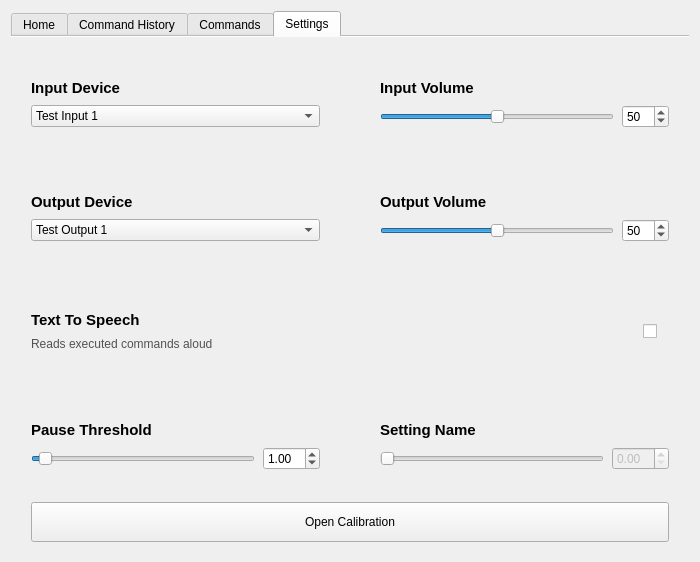
First picture: the form in PyQt-GUIProject/form.ui, repository Notaweedle/Pro100_Voice_rec, before the edit.
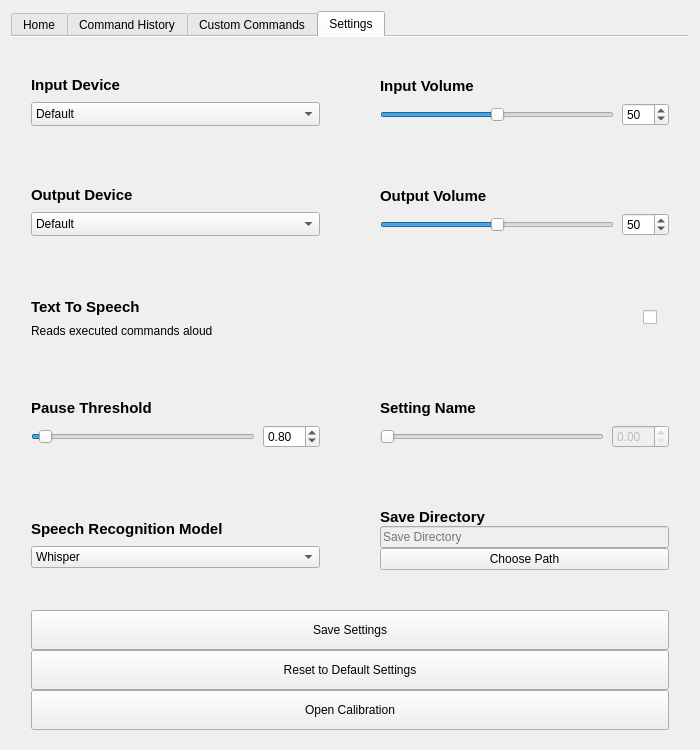
Second picture: the form after the edit. Icons and pictures are not drawn.

The edit to the form file:
```diff
--- a/PyQt-GUIProject/form.ui
+++ b/PyQt-GUIProject/form.ui
@@ -7,7 +7,7 @@
     <x>0</x>
     <y>0</y>
     <width>700</width>
-    <height>562</height>
+    <height>750</height>
    </rect>
   </property>
   <property name="contextMenuPolicy">
@@ -23,18 +23,15 @@
   <property name="windowOpacity">
    <double>1.000000000000000</double>
   </property>
+  <property name="layoutDirection">
+   <enum>Qt::LayoutDirection::LeftToRight</enum>
+  </property>
   <property name="autoFillBackground">
    <bool>false</bool>
   </property>
-  <property name="styleSheet">
-   <string notr="true"/>
-  </property>
   <layout class="QVBoxLayout" name="verticalLayout_11">
    <item>
     <widget class="QTabWidget" name="tabWidget">
-     <property name="styleSheet">
-      <string notr="true"/>
-     </property>
      <property name="tabPosition">
       <enum>QTabWidget::TabPosition::North</enum>
      </property>
@@ -358,7 +355,7 @@
      </widget>
      <widget class="QWidget" name="customCommandsTab">
       <attribute name="title">
-       <string>Commands</string>
+       <string>Custom Commands</string>
       </attribute>
       <layout class="QVBoxLayout" name="verticalLayout_6">
        <item>
@@ -504,7 +501,7 @@
       <attribute name="title">
        <string>Settings</string>
       </attribute>
-      <layout class="QGridLayout" name="gridLayout_3" rowstretch="0,0,0,0,0,0,0" columnstretch="0,0">
+      <layout class="QGridLayout" name="gridLayout_3" rowstretch="0,0,0,0,0,0,0,0,0,0" columnstretch="0,0">
        <property name="leftMargin">
         <number>20</number>
        </property>
@@ -517,38 +514,42 @@
        <property name="verticalSpacing">
         <number>0</number>
        </property>
-       <item row="4" column="0">
-        <layout class="QVBoxLayout" name="verticalLayout_3" stretch="0,0,0,0">
+       <item row="9" column="0" colspan="2">
+        <widget class="QPushButton" name="openCalibrationBtn">
+         <property name="minimumSize">
+          <size>
+           <width>0</width>
+           <height>40</height>
+          </size>
+         </property>
+         <property name="text">
+          <string>Open Calibration</string>
+         </property>
+        </widget>
+       </item>
+       <item row="6" column="0">
+        <layout class="QVBoxLayout" name="verticalLayout_15">
          <property name="spacing">
           <number>8</number>
          </property>
-         <property name="sizeConstraint">
-          <enum>QLayout::SizeConstraint::SetDefaultConstraint</enum>
-         </property>
          <item>
-          <spacer name="verticalSpacer_3">
+          <spacer name="verticalSpacer_17">
            <property name="orientation">
             <enum>Qt::Orientation::Vertical</enum>
            </property>
            <property name="sizeType">
-            <enum>QSizePolicy::Policy::MinimumExpanding</enum>
+            <enum>QSizePolicy::Policy::Expanding</enum>
            </property>
            <property name="sizeHint" stdset="0">
             <size>
              <width>20</width>
-             <height>20</height>
+             <height>30</height>
             </size>
            </property>
           </spacer>
          </item>
          <item>
-          <widget class="QLabel" name="label_3">
-           <property name="sizePolicy">
-            <sizepolicy hsizetype="Preferred" vsizetype="Fixed">
-             <horstretch>0</horstretch>
-             <verstretch>0</verstretch>
-            </sizepolicy>
-           </property>
+          <widget class="QLabel" name="label_14">
            <property name="font">
             <font>
              <pointsize>11</pointsize>
@@ -556,7 +557,7 @@
             </font>
            </property>
            <property name="text">
-            <string>Text To Speech</string>
+            <string>Speech Recognition Model</string>
            </property>
            <property name="alignment">
             <set>Qt::AlignmentFlag::AlignLeading|Qt::AlignmentFlag::AlignLeft|Qt::AlignmentFlag::AlignVCenter</set>
@@ -564,35 +565,151 @@
           </widget>
          </item>
          <item>
-          <widget class="QLabel" name="label_4">
+          <widget class="QComboBox" name="speechModelBox">
+           <item>
+            <property name="text">
+             <string>Whisper</string>
+            </property>
+           </item>
+           <item>
+            <property name="text">
+             <string>Vosk</string>
+            </property>
+           </item>
+           <item>
+            <property name="text">
+             <string>PocketSphinx</string>
+            </property>
+           </item>
+          </widget>
+         </item>
+         <item>
+          <spacer name="verticalSpacer_18">
+           <property name="orientation">
+            <enum>Qt::Orientation::Vertical</enum>
+           </property>
+           <property name="sizeType">
+            <enum>QSizePolicy::Policy::Expanding</enum>
+           </property>
+           <property name="sizeHint" stdset="0">
+            <size>
+             <width>20</width>
+             <height>30</height>
+            </size>
+           </property>
+          </spacer>
+         </item>
+        </layout>
+       </item>
+       <item row="3" column="1">
+        <layout class="QVBoxLayout" name="verticalLayout_10">
+         <property name="spacing">
+          <number>8</number>
+         </property>
+         <property name="sizeConstraint">
+          <enum>QLayout::SizeConstraint::SetDefaultConstraint</enum>
+         </property>
+         <item>
+          <spacer name="verticalSpacer_11">
+           <property name="orientation">
+            <enum>Qt::Orientation::Vertical</enum>
+           </property>
+           <property name="sizeType">
+            <enum>QSizePolicy::Policy::Expanding</enum>
+           </property>
+           <property name="sizeHint" stdset="0">
+            <size>
+             <width>20</width>
+             <height>30</height>
+            </size>
+           </property>
+          </spacer>
+         </item>
+         <item>
+          <widget class="QLabel" name="label_7">
            <property name="sizePolicy">
             <sizepolicy hsizetype="Preferred" vsizetype="Fixed">
              <horstretch>0</horstretch>
              <verstretch>0</verstretch>
             </sizepolicy>
            </property>
-           <property name="styleSheet">
-            <string notr="true">QLabel{
-color: rgb(82, 82, 82);
-}</string>
+           <property name="font">
+            <font>
+             <pointsize>11</pointsize>
+             <bold>true</bold>
+            </font>
            </property>
            <property name="text">
-            <string>Reads executed commands aloud</string>
+            <string>Output Volume</string>
            </property>
           </widget>
          </item>
          <item>
-          <spacer name="verticalSpacer_4">
+          <layout class="QHBoxLayout" name="horizontalLayout_4">
+           <item>
+            <widget class="QSlider" name="outputVolSlider">
+             <property name="sizePolicy">
+              <sizepolicy hsizetype="Expanding" vsizetype="Fixed">
+               <horstretch>0</horstretch>
+               <verstretch>0</verstretch>
+              </sizepolicy>
+             </property>
+             <property name="minimumSize">
+              <size>
+               <width>50</width>
+               <height>0</height>
+              </size>
+             </property>
+             <property name="maximum">
+              <number>100</number>
+             </property>
+             <property name="singleStep">
+              <number>1</number>
+             </property>
+             <property name="pageStep">
+              <number>10</number>
+             </property>
+             <property name="sliderPosition">
+              <number>50</number>
+             </property>
+             <property name="orientation">
+              <enum>Qt::Orientation::Horizontal</enum>
+             </property>
+             <property name="tickPosition">
+              <enum>QSlider::TickPosition::NoTicks</enum>
+             </property>
+             <property name="tickInterval">
+              <number>10</number>
+             </property>
+            </widget>
+           </item>
+           <item>
+            <widget class="QDoubleSpinBox" name="outputVolSpinBox">
+             <property name="decimals">
+              <number>0</number>
+             </property>
+             <property name="maximum">
+              <double>100.000000000000000</double>
+             </property>
+             <property name="value">
+              <double>50.000000000000000</double>
+             </property>
+            </widget>
+           </item>
+          </layout>
+         </item>
+         <item>
+          <spacer name="verticalSpacer_12">
            <property name="orientation">
             <enum>Qt::Orientation::Vertical</enum>
            </property>
            <property name="sizeType">
-            <enum>QSizePolicy::Policy::MinimumExpanding</enum>
+            <enum>QSizePolicy::Policy::Expanding</enum>
            </property>
            <property name="sizeHint" stdset="0">
             <size>
              <width>20</width>
-             <height>20</height>
+             <height>30</height>
             </size>
            </property>
           </spacer>
@@ -613,7 +730,7 @@
             <enum>Qt::Orientation::Vertical</enum>
            </property>
            <property name="sizeType">
-            <enum>QSizePolicy::Policy::MinimumExpanding</enum>
+            <enum>QSizePolicy::Policy::Expanding</enum>
            </property>
            <property name="sizeHint" stdset="0">
             <size>
@@ -687,7 +804,7 @@
             <enum>Qt::Orientation::Vertical</enum>
            </property>
            <property name="sizeType">
-            <enum>QSizePolicy::Policy::MinimumExpanding</enum>
+            <enum>QSizePolicy::Policy::Expanding</enum>
            </property>
            <property name="sizeHint" stdset="0">
             <size>
@@ -699,215 +816,6 @@
          </item>
         </layout>
        </item>
-       <item row="0" column="0">
-        <layout class="QVBoxLayout" name="verticalLayout_5">
-         <property name="spacing">
-          <number>8</number>
-         </property>
-         <item>
-          <spacer name="verticalSpacer_13">
-           <property name="orientation">
-            <enum>Qt::Orientation::Vertical</enum>
-           </property>
-           <property name="sizeType">
-            <enum>QSizePolicy::Policy::MinimumExpanding</enum>
-           </property>
-           <property name="sizeHint" stdset="0">
-            <size>
-             <width>20</width>
-             <height>30</height>
-            </size>
-           </property>
-          </spacer>
-         </item>
-         <item>
-          <widget class="QLabel" name="label_9">
-           <property name="sizePolicy">
-            <sizepolicy hsizetype="Preferred" vsizetype="Fixed">
-             <horstretch>0</horstretch>
-             <verstretch>0</verstretch>
-            </sizepolicy>
-           </property>
-           <property name="font">
-            <font>
-             <pointsize>11</pointsize>
-             <bold>true</bold>
-            </font>
-           </property>
-           <property name="text">
-            <string>Input Device</string>
-           </property>
-          </widget>
-         </item>
-         <item>
-          <widget class="QComboBox" name="inputDeviceBox">
-           <property name="currentText">
-            <string>Test Input 1</string>
-           </property>
-           <item>
-            <property name="text">
-             <string>Test Input 1</string>
-            </property>
-           </item>
-           <item>
-            <property name="text">
-             <string>Test Input 2</string>
-            </property>
-           </item>
-          </widget>
-         </item>
-         <item>
-          <spacer name="verticalSpacer_14">
-           <property name="orientation">
-            <enum>Qt::Orientation::Vertical</enum>
-           </property>
-           <property name="sizeType">
-            <enum>QSizePolicy::Policy::MinimumExpanding</enum>
-           </property>
-           <property name="sizeHint" stdset="0">
-            <size>
-             <width>20</width>
-             <height>30</height>
-            </size>
-           </property>
-          </spacer>
-         </item>
-        </layout>
-       </item>
-       <item row="0" column="1">
-        <layout class="QVBoxLayout" name="verticalLayout_7">
-         <property name="spacing">
-          <number>8</number>
-         </property>
-         <property name="sizeConstraint">
-          <enum>QLayout::SizeConstraint::SetDefaultConstraint</enum>
-         </property>
-         <item>
-          <spacer name="verticalSpacer_9">
-           <property name="orientation">
-            <enum>Qt::Orientation::Vertical</enum>
-           </property>
-           <property name="sizeType">
-            <enum>QSizePolicy::Policy::MinimumExpanding</enum>
-           </property>
-           <property name="sizeHint" stdset="0">
-            <size>
-             <width>20</width>
-             <height>30</height>
-            </size>
-           </property>
-          </spacer>
-         </item>
-         <item>
-          <widget class="QLabel" name="label">
-           <property name="sizePolicy">
-            <sizepolicy hsizetype="Preferred" vsizetype="Fixed">
-             <horstretch>0</horstretch>
-             <verstretch>0</verstretch>
-            </sizepolicy>
-           </property>
-           <property name="font">
-            <font>
-             <pointsize>11</pointsize>
-             <bold>true</bold>
-            </font>
-           </property>
-           <property name="text">
-            <string>Input Volume</string>
-           </property>
-          </widget>
-         </item>
-         <item>
-          <layout class="QHBoxLayout" name="horizontalLayout_6">
-           <item>
-            <widget class="QSlider" name="inputVolSlider">
-             <property name="sizePolicy">
-              <sizepolicy hsizetype="Expanding" vsizetype="Fixed">
-               <horstretch>0</horstretch>
-               <verstretch>0</verstretch>
-              </sizepolicy>
-             </property>
-             <property name="minimumSize">
-              <size>
-               <width>50</width>
-               <height>0</height>
-              </size>
-             </property>
-             <property name="maximum">
-              <number>100</number>
-             </property>
-             <property name="sliderPosition">
-              <number>50</number>
-             </property>
-             <property name="orientation">
-              <enum>Qt::Orientation::Horizontal</enum>
-             </property>
-             <property name="invertedAppearance">
-              <bool>false</bool>
-             </property>
-             <property name="invertedControls">
-              <bool>false</bool>
-             </property>
-             <property name="tickPosition">
-              <enum>QSlider::TickPosition::NoTicks</enum>
-             </property>
-             <property name="tickInterval">
-              <number>10</number>
-             </property>
-            </widget>
-           </item>
-           <item>
-            <widget class="QDoubleSpinBox" name="inputVolSpinBox">
-             <property name="toolTip">
-              <string>&lt;html&gt;&lt;head/&gt;&lt;body&gt;&lt;p align=&quot;center&quot;&gt;&lt;span style=&quot; font-size:8pt; font-style:italic;&quot;&gt;Click top right to Increase. &lt;/span&gt;&lt;/p&gt;&lt;p align=&quot;center&quot;&gt;&lt;span style=&quot; font-size:8pt; font-style:italic;&quot;&gt;Click the bottom right to decrease.&lt;/span&gt;&lt;/p&gt;&lt;/body&gt;&lt;/html&gt;</string>
-             </property>
-             <property name="frame">
-              <bool>true</bool>
-             </property>
-             <property name="decimals">
-              <number>0</number>
-             </property>
-             <property name="maximum">
-              <double>100.000000000000000</double>
-             </property>
-             <property name="value">
-              <double>50.000000000000000</double>
-             </property>
-            </widget>
-           </item>
-          </layout>
-         </item>
-         <item>
-          <spacer name="verticalSpacer_10">
-           <property name="orientation">
-            <enum>Qt::Orientation::Vertical</enum>
-           </property>
-           <property name="sizeType">
-            <enum>QSizePolicy::Policy::MinimumExpanding</enum>
-           </property>
-           <property name="sizeHint" stdset="0">
-            <size>
-             <width>20</width>
-             <height>30</height>
-            </size>
-           </property>
-          </spacer>
-         </item>
-        </layout>
-       </item>
-       <item row="6" column="0" colspan="2">
-        <widget class="QPushButton" name="openCalibrationBtn">
-         <property name="minimumSize">
-          <size>
-           <width>0</width>
-           <height>40</height>
-          </size>
-         </property>
-         <property name="text">
-          <string>Open Calibration</string>
-         </property>
-        </widget>
-       </item>
        <item row="4" column="1">
         <layout class="QHBoxLayout" name="horizontalLayout_2" stretch="0,0">
          <property name="spacing">
@@ -974,6 +882,353 @@
          </item>
         </layout>
        </item>
+       <item row="7" column="0" colspan="2">
+        <widget class="QPushButton" name="saveSettingsBtn">
+         <property name="minimumSize">
+          <size>
+           <width>0</width>
+           <height>40</height>
+          </size>
+         </property>
+         <property name="text">
+          <string>Save Settings</string>
+         </property>
+        </widget>
+       </item>
+       <item row="0" column="0">
+        <layout class="QVBoxLayout" name="verticalLayout_5">
+         <property name="spacing">
+          <number>8</number>
+         </property>
+         <item>
+          <spacer name="verticalSpacer_13">
+           <property name="orientation">
+            <enum>Qt::Orientation::Vertical</enum>
+           </property>
+           <property name="sizeType">
+            <enum>QSizePolicy::Policy::Expanding</enum>
+           </property>
+           <property name="sizeHint" stdset="0">
+            <size>
+             <width>20</width>
+             <height>30</height>
+            </size>
+           </property>
+          </spacer>
+         </item>
+         <item>
+          <widget class="QLabel" name="label_9">
+           <property name="sizePolicy">
+            <sizepolicy hsizetype="Preferred" vsizetype="Fixed">
+             <horstretch>0</horstretch>
+             <verstretch>0</verstretch>
+            </sizepolicy>
+           </property>
+           <property name="font">
+            <font>
+             <pointsize>11</pointsize>
+             <bold>true</bold>
+            </font>
+           </property>
+           <property name="text">
+            <string>Input Device</string>
+           </property>
+          </widget>
+         </item>
+         <item>
+          <widget class="QComboBox" name="inputDeviceBox">
+           <property name="sizePolicy">
+            <sizepolicy hsizetype="Preferred" vsizetype="Fixed">
+             <horstretch>0</horstretch>
+             <verstretch>0</verstretch>
+            </sizepolicy>
+           </property>
+           <property name="sizeAdjustPolicy">
+            <enum>QComboBox::SizeAdjustPolicy::AdjustToMinimumContentsLengthWithIcon</enum>
+           </property>
+           <item>
+            <property name="text">
+             <string>Default</string>
+            </property>
+           </item>
+          </widget>
+         </item>
+         <item>
+          <spacer name="verticalSpacer_14">
+           <property name="orientation">
+            <enum>Qt::Orientation::Vertical</enum>
+           </property>
+           <property name="sizeType">
+            <enum>QSizePolicy::Policy::Expanding</enum>
+           </property>
+           <property name="sizeHint" stdset="0">
+            <size>
+             <width>20</width>
+             <height>30</height>
+            </size>
+           </property>
+          </spacer>
+         </item>
+        </layout>
+       </item>
+       <item row="4" column="0">
+        <layout class="QVBoxLayout" name="verticalLayout_3" stretch="0,0,0,0">
+         <property name="spacing">
+          <number>8</number>
+         </property>
+         <property name="sizeConstraint">
+          <enum>QLayout::SizeConstraint::SetDefaultConstraint</enum>
+         </property>
+         <item>
+          <spacer name="verticalSpacer_3">
+           <property name="orientation">
+            <enum>Qt::Orientation::Vertical</enum>
+           </property>
+           <property name="sizeType">
+            <enum>QSizePolicy::Policy::Expanding</enum>
+           </property>
+           <property name="sizeHint" stdset="0">
+            <size>
+             <width>20</width>
+             <height>20</height>
+            </size>
+           </property>
+          </spacer>
+         </item>
+         <item>
+          <widget class="QLabel" name="label_3">
+           <property name="sizePolicy">
+            <sizepolicy hsizetype="Preferred" vsizetype="Fixed">
+             <horstretch>0</horstretch>
+             <verstretch>0</verstretch>
+            </sizepolicy>
+           </property>
+           <property name="font">
+            <font>
+             <pointsize>11</pointsize>
+             <bold>true</bold>
+            </font>
+           </property>
+           <property name="text">
+            <string>Text To Speech</string>
+           </property>
+           <property name="alignment">
+            <set>Qt::AlignmentFlag::AlignLeading|Qt::AlignmentFlag::AlignLeft|Qt::AlignmentFlag::AlignVCenter</set>
+           </property>
+          </widget>
+         </item>
+         <item>
+          <widget class="QLabel" name="label_4">
+           <property name="sizePolicy">
+            <sizepolicy hsizetype="Preferred" vsizetype="Fixed">
+             <horstretch>0</horstretch>
+             <verstretch>0</verstretch>
+            </sizepolicy>
+           </property>
+           <property name="text">
+            <string>Reads executed commands aloud</string>
+           </property>
+          </widget>
+         </item>
+         <item>
+          <spacer name="verticalSpacer_4">
+           <property name="orientation">
+            <enum>Qt::Orientation::Vertical</enum>
+           </property>
+           <property name="sizeType">
+            <enum>QSizePolicy::Policy::Expanding</enum>
+           </property>
+           <property name="sizeHint" stdset="0">
+            <size>
+             <width>20</width>
+             <height>20</height>
+            </size>
+           </property>
+          </spacer>
+         </item>
+        </layout>
+       </item>
+       <item row="6" column="1">
+        <layout class="QVBoxLayout" name="verticalLayout_16">
+         <item>
+          <spacer name="verticalSpacer_19">
+           <property name="orientation">
+            <enum>Qt::Orientation::Vertical</enum>
+           </property>
+           <property name="sizeType">
+            <enum>QSizePolicy::Policy::Expanding</enum>
+           </property>
+           <property name="sizeHint" stdset="0">
+            <size>
+             <width>20</width>
+             <height>30</height>
+            </size>
+           </property>
+          </spacer>
+         </item>
+         <item>
+          <widget class="QLabel" name="label_15">
+           <property name="font">
+            <font>
+             <pointsize>11</pointsize>
+             <bold>true</bold>
+            </font>
+           </property>
+           <property name="text">
+            <string>Save Directory</string>
+           </property>
+          </widget>
+         </item>
+         <item>
+          <widget class="QLineEdit" name="saveDirEdit">
+           <property name="enabled">
+            <bool>false</bool>
+           </property>
+           <property name="placeholderText">
+            <string>Save Directory</string>
+           </property>
+          </widget>
+         </item>
+         <item>
+          <widget class="QPushButton" name="chooseSaveDirBtn">
+           <property name="text">
+            <string>Choose Path</string>
+           </property>
+          </widget>
+         </item>
+         <item>
+          <spacer name="verticalSpacer_20">
+           <property name="orientation">
+            <enum>Qt::Orientation::Vertical</enum>
+           </property>
+           <property name="sizeType">
+            <enum>QSizePolicy::Policy::Expanding</enum>
+           </property>
+           <property name="sizeHint" stdset="0">
+            <size>
+             <width>20</width>
+             <height>40</height>
+            </size>
+           </property>
+          </spacer>
+         </item>
+        </layout>
+       </item>
+       <item row="0" column="1">
+        <layout class="QVBoxLayout" name="verticalLayout_7">
+         <property name="spacing">
+          <number>8</number>
+         </property>
+         <property name="sizeConstraint">
+          <enum>QLayout::SizeConstraint::SetDefaultConstraint</enum>
+         </property>
+         <item>
+          <spacer name="verticalSpacer_9">
+           <property name="orientation">
+            <enum>Qt::Orientation::Vertical</enum>
+           </property>
+           <property name="sizeType">
+            <enum>QSizePolicy::Policy::Expanding</enum>
+           </property>
+           <property name="sizeHint" stdset="0">
+            <size>
+             <width>20</width>
+             <height>30</height>
+            </size>
+           </property>
+          </spacer>
+         </item>
+         <item>
+          <widget class="QLabel" name="label">
+           <property name="sizePolicy">
+            <sizepolicy hsizetype="Preferred" vsizetype="Fixed">
+             <horstretch>0</horstretch>
+             <verstretch>0</verstretch>
+            </sizepolicy>
+           </property>
+           <property name="font">
+            <font>
+             <pointsize>11</pointsize>
+             <bold>true</bold>
+            </font>
+           </property>
+           <property name="text">
+            <string>Input Volume</string>
+           </property>
+          </widget>
+         </item>
+         <item>
+          <layout class="QHBoxLayout" name="horizontalLayout_6">
+           <item>
+            <widget class="QSlider" name="inputVolSlider">
+             <property name="sizePolicy">
+              <sizepolicy hsizetype="Expanding" vsizetype="Fixed">
+               <horstretch>0</horstretch>
+               <verstretch>0</verstretch>
+              </sizepolicy>
+             </property>
+             <property name="minimumSize">
+              <size>
+               <width>50</width>
+               <height>0</height>
+              </size>
+             </property>
+             <property name="maximum">
+              <number>100</number>
+             </property>
+             <property name="sliderPosition">
+              <number>50</number>
+             </property>
+             <property name="orientation">
+              <enum>Qt::Orientation::Horizontal</enum>
+             </property>
+             <property name="invertedAppearance">
+              <bool>false</bool>
+             </property>
+             <property name="invertedControls">
+              <bool>false</bool>
+             </property>
+             <property name="tickPosition">
+              <enum>QSlider::TickPosition::NoTicks</enum>
+             </property>
+             <property name="tickInterval">
+              <number>10</number>
+             </property>
+            </widget>
+           </item>
+           <item>
+            <widget class="QDoubleSpinBox" name="inputVolSpinBox">
+             <property name="decimals">
+              <number>0</number>
+             </property>
+             <property name="maximum">
+              <double>100.000000000000000</double>
+             </property>
+             <property name="value">
+              <double>50.000000000000000</double>
+             </property>
+            </widget>
+           </item>
+          </layout>
+         </item>
+         <item>
+          <spacer name="verticalSpacer_10">
+           <property name="orientation">
+            <enum>Qt::Orientation::Vertical</enum>
+           </property>
+           <property name="sizeType">
+            <enum>QSizePolicy::Policy::Expanding</enum>
+           </property>
+           <property name="sizeHint" stdset="0">
+            <size>
+             <width>20</width>
+             <height>30</height>
+            </size>
+           </property>
+          </spacer>
+         </item>
+        </layout>
+       </item>
        <item row="3" column="0">
         <layout class="QVBoxLayout" name="verticalLayout_4">
          <property name="spacing">
@@ -985,7 +1240,7 @@
             <enum>Qt::Orientation::Vertical</enum>
            </property>
            <property name="sizeType">
-            <enum>QSizePolicy::Policy::MinimumExpanding</enum>
+            <enum>QSizePolicy::Policy::Expanding</enum>
            </property>
            <property name="sizeHint" stdset="0">
             <size>
@@ -1022,14 +1277,12 @@
              <verstretch>0</verstretch>
             </sizepolicy>
            </property>
+           <property name="sizeAdjustPolicy">
+            <enum>QComboBox::SizeAdjustPolicy::AdjustToMinimumContentsLengthWithIcon</enum>
+           </property>
            <item>
             <property name="text">
-             <string>Test Output 1</string>
-            </property>
-           </item>
-           <item>
-            <property name="text">
-             <string>Test Output 2</string>
+             <string>Default</string>
             </property>
            </item>
           </widget>
@@ -1040,125 +1293,7 @@
             <enum>Qt::Orientation::Vertical</enum>
            </property>
            <property name="sizeType">
-            <enum>QSizePolicy::Policy::MinimumExpanding</enum>
-           </property>
-           <property name="sizeHint" stdset="0">
-            <size>
-             <width>20</width>
-             <height>30</height>
-            </size>
-           </property>
-          </spacer>
-         </item>
-        </layout>
-       </item>
-       <item row="3" column="1">
-        <layout class="QVBoxLayout" name="verticalLayout_10">
-         <property name="spacing">
-          <number>8</number>
-         </property>
-         <property name="sizeConstraint">
-          <enum>QLayout::SizeConstraint::SetDefaultConstraint</enum>
-         </property>
-         <item>
-          <spacer name="verticalSpacer_11">
-           <property name="orientation">
-            <enum>Qt::Orientation::Vertical</enum>
-           </property>
-           <property name="sizeType">
-            <enum>QSizePolicy::Policy::MinimumExpanding</enum>
-           </property>
-           <property name="sizeHint" stdset="0">
-            <size>
-             <width>20</width>
-             <height>30</height>
-            </size>
-           </property>
-          </spacer>
-         </item>
-         <item>
-          <widget class="QLabel" name="label_7">
-           <property name="sizePolicy">
-            <sizepolicy hsizetype="Preferred" vsizetype="Fixed">
-             <horstretch>0</horstretch>
-             <verstretch>0</verstretch>
-            </sizepolicy>
-           </property>
-           <property name="font">
-            <font>
-             <pointsize>11</pointsize>
-             <bold>true</bold>
-            </font>
-           </property>
-           <property name="text">
-            <string>Output Volume</string>
-           </property>
-          </widget>
-         </item>
-         <item>
-          <layout class="QHBoxLayout" name="horizontalLayout_4">
-           <item>
-            <widget class="QSlider" name="outputVolSlider">
-             <property name="sizePolicy">
-              <sizepolicy hsizetype="Expanding" vsizetype="Fixed">
-               <horstretch>0</horstretch>
-               <verstretch>0</verstretch>
-              </sizepolicy>
-             </property>
-             <property name="minimumSize">
-              <size>
-               <width>50</width>
-               <height>0</height>
-              </size>
-             </property>
-             <property name="maximum">
-              <number>100</number>
-             </property>
-             <property name="singleStep">
-              <number>1</number>
-             </property>
-             <property name="pageStep">
-              <number>10</number>
-             </property>
-             <property name="sliderPosition">
-              <number>50</number>
-             </property>
-             <property name="orientation">
-              <enum>Qt::Orientation::Horizontal</enum>
-             </property>
-             <property name="tickPosition">
-              <enum>QSlider::TickPosition::NoTicks</enum>
-             </property>
-             <property name="tickInterval">
-              <number>10</number>
-             </property>
-            </widget>
-           </item>
-           <item>
-            <widget class="QDoubleSpinBox" name="outputVolSpinBox">
-             <property name="toolTip">
-              <string>&lt;html&gt;&lt;head/&gt;&lt;body&gt;&lt;p align=&quot;center&quot;&gt;&lt;span style=&quot; font-size:8pt; font-style:italic;&quot;&gt;Click top right to Increase. &lt;/span&gt;&lt;/p&gt;&lt;p align=&quot;center&quot;&gt;&lt;span style=&quot; font-size:8pt; font-style:italic;&quot;&gt;Click the bottom right to decrease.&lt;/span&gt;&lt;/p&gt;&lt;/body&gt;&lt;/html&gt;</string>
-             </property>
-             <property name="decimals">
-              <number>0</number>
-             </property>
-             <property name="maximum">
-              <double>100.000000000000000</double>
-             </property>
-             <property name="value">
-              <double>50.000000000000000</double>
-             </property>
-            </widget>
-           </item>
-          </layout>
-         </item>
-         <item>
-          <spacer name="verticalSpacer_12">
-           <property name="orientation">
-            <enum>Qt::Orientation::Vertical</enum>
-           </property>
-           <property name="sizeType">
-            <enum>QSizePolicy::Policy::MinimumExpanding</enum>
+            <enum>QSizePolicy::Policy::Expanding</enum>
            </property>
            <property name="sizeHint" stdset="0">
             <size>
@@ -1184,7 +1319,7 @@
             <enum>Qt::Orientation::Vertical</enum>
            </property>
            <property name="sizeType">
-            <enum>QSizePolicy::Policy::MinimumExpanding</enum>
+            <enum>QSizePolicy::Policy::Expanding</enum>
            </property>
            <property name="sizeHint" stdset="0">
             <size>
@@ -1261,13 +1396,13 @@
               <string>&lt;html&gt;&lt;head/&gt;&lt;body&gt;&lt;p align=&quot;center&quot;&gt;&lt;span style=&quot; font-size:8pt; font-style:italic;&quot;&gt;Click top right to Increase.&lt;/span&gt;&lt;/p&gt;&lt;p align=&quot;center&quot;&gt;&lt;span style=&quot; font-size:8pt; font-style:italic;&quot;&gt;Click the bottom right to decrease.&lt;/span&gt;&lt;/p&gt;&lt;/body&gt;&lt;/html&gt;</string>
              </property>
              <property name="minimum">
-              <double>0.000000000000000</double>
+              <double>0.500000000000000</double>
              </property>
              <property name="maximum">
               <double>10.000000000000000</double>
              </property>
              <property name="value">
-              <double>1.000000000000000</double>
+              <double>0.800000000000000</double>
              </property>
             </widget>
            </item>
@@ -1279,7 +1414,7 @@
             <enum>Qt::Orientation::Vertical</enum>
            </property>
            <property name="sizeType">
-            <enum>QSizePolicy::Policy::MinimumExpanding</enum>
+            <enum>QSizePolicy::Policy::Expanding</enum>
            </property>
            <property name="sizeHint" stdset="0">
             <size>
@@ -1291,6 +1426,22 @@
          </item>
         </layout>
        </item>
+       <item row="8" column="0" colspan="2">
+        <widget class="QPushButton" name="resetDefaultSettingsBtn">
+         <property name="minimumSize">
+          <size>
+           <width>0</width>
+           <height>40</height>
+          </size>
+         </property>
+         <property name="cursor">
+          <cursorShape>ArrowCursor</cursorShape>
+         </property>
+         <property name="text">
+          <string>Reset to Default Settings</string>
+         </property>
+        </widget>
+       </item>
       </layout>
      </widget>
     </widget>
```
Left out of the diff: 286 changed lines with no effect on the pictures.
